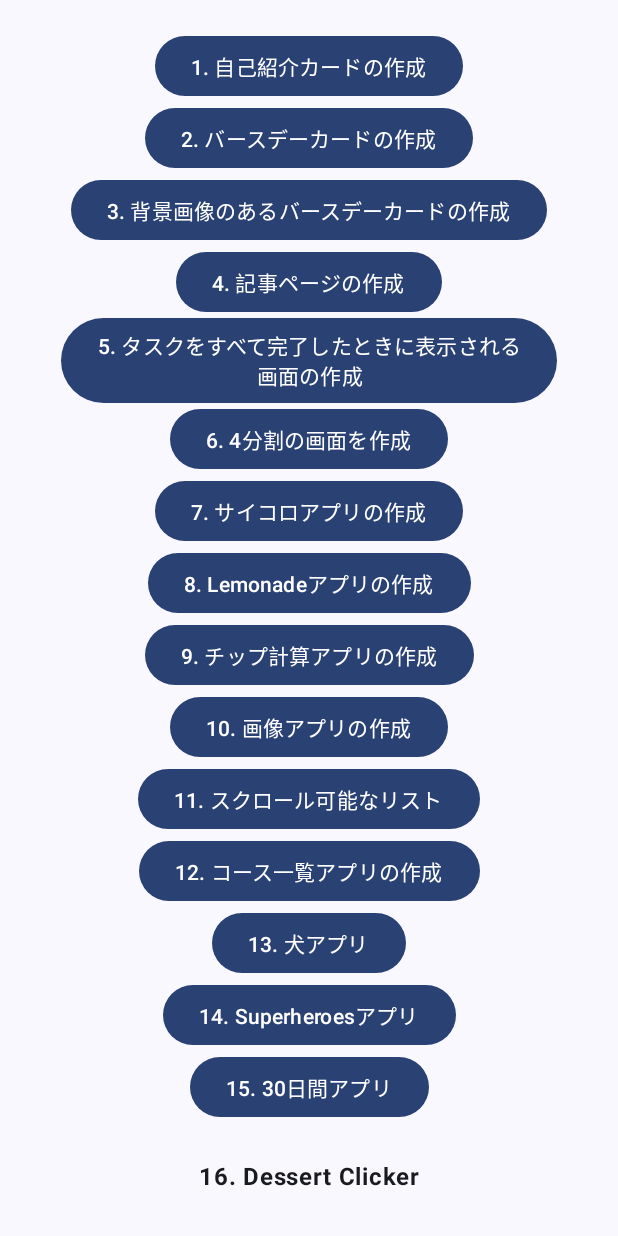
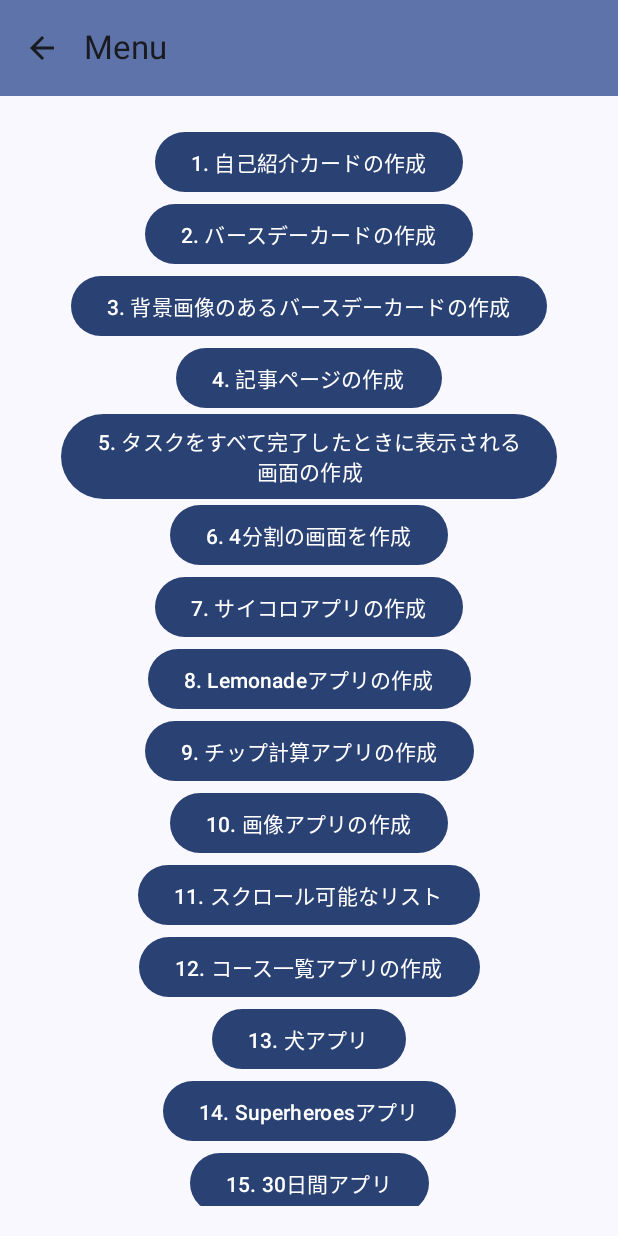
Before and after one commit to AyaEbata/AndroidStudy, an Android app built with Jetpack Compose: the MenuScreen screen opened through its navigation route, on a phone screen of 412 x 824 dp. Run offline under Robolectric (Android 15) with nearby library versions, the phone set to English and light mode, and no system bars; Roboto replaces fonts that are not available here.

Commit message:
add topBar

```diff
--- a/app/src/main/java/com/example/androidstudy/AndroidStudyScreen.kt
+++ b/app/src/main/java/com/example/androidstudy/AndroidStudyScreen.kt
@@ -1,13 +1,20 @@
 package com.example.androidstudy
 
 import androidx.compose.foundation.layout.padding
+import androidx.compose.material.icons.Icons
+import androidx.compose.material.icons.filled.ArrowBack
 import androidx.compose.material3.CenterAlignedTopAppBar
 import androidx.compose.material3.ExperimentalMaterial3Api
+import androidx.compose.material3.Icon
+import androidx.compose.material3.IconButton
 import androidx.compose.material3.MaterialTheme
 import androidx.compose.material3.Scaffold
 import androidx.compose.material3.Surface
 import androidx.compose.material3.Text
+import androidx.compose.material3.TopAppBar
+import androidx.compose.material3.TopAppBarDefaults
 import androidx.compose.runtime.Composable
+import androidx.compose.runtime.getValue
 import androidx.compose.ui.Modifier
 import androidx.compose.ui.res.stringResource
 import androidx.compose.ui.tooling.preview.Preview
@@ -15,6 +22,7 @@ import androidx.compose.ui.unit.dp
 import androidx.navigation.NavHostController
 import androidx.navigation.compose.NavHost
 import androidx.navigation.compose.composable
+import androidx.navigation.compose.currentBackStackEntryAsState
 import androidx.navigation.compose.rememberNavController
 import com.example.androidstudy.ui.AffirmationsScreen
 import com.example.androidstudy.ui.ArticleScreen
@@ -54,9 +62,50 @@ enum class AndroidStudyScreen {
     ThirtyDays,
 }
 
+@OptIn(ExperimentalMaterial3Api::class)
 @Composable
-fun AndroidStudioApp(navController: NavHostController = rememberNavController()) {
-    Scaffold { innerPadding ->
+fun AndroidStudioAppBar(
+    currentScreen: AndroidStudyScreen,
+    canNavigateBack: Boolean,
+    navigateUp: () -> Unit,
+    modifier: Modifier = Modifier
+) {
+    TopAppBar(
+        title = { Text(currentScreen.name) },
+        colors = TopAppBarDefaults.mediumTopAppBarColors(
+            containerColor = MaterialTheme.colorScheme.primaryContainer
+        ),
+        modifier = modifier,
+        navigationIcon = {
+            if (canNavigateBack) {
+                IconButton(onClick = navigateUp) {
+                    Icon(
+                        imageVector = Icons.Filled.ArrowBack,
+                        contentDescription = stringResource(R.string.back_button),
+                    )
+                }
+            }
+        }
+    )
+}
+
+@Composable
+fun AndroidStudioApp() {
+    val navController: NavHostController = rememberNavController()
+    val backStackEntry by navController.currentBackStackEntryAsState()
+    val currentScreen = AndroidStudyScreen.valueOf(
+        backStackEntry?.destination?.route ?: AndroidStudyScreen.Menu.name
+    )
+
+    Scaffold(
+        topBar = {
+            AndroidStudioAppBar(
+                canNavigateBack = navController.previousBackStackEntry != null,
+                currentScreen = currentScreen,
+                navigateUp = { navController.navigateUp() }
+            )
+        }
+    ) { innerPadding ->
         NavHost(
             navController = navController,
             startDestination = AndroidStudyScreen.Menu.name,
--- a/app/src/main/java/com/example/androidstudy/ui/MenuScreen.kt
+++ b/app/src/main/java/com/example/androidstudy/ui/MenuScreen.kt
@@ -109,6 +109,12 @@ fun MenuScreen(
             modifier = Modifier.padding(top = 24.dp, bottom = 8.dp)
         )
         Text(text = stringResource(R.string.cupcake_description))
+        Text(
+            text = stringResource(R.string.lunch_tray_text),
+            fontWeight = FontWeight.Bold,
+            modifier = Modifier.padding(top = 24.dp, bottom = 8.dp)
+        )
+        Text(text = stringResource(R.string.lunch_tray_description))
     }
 }
 
--- a/app/src/main/res/values/strings.xml
+++ b/app/src/main/res/values/strings.xml
@@ -137,4 +137,7 @@
     <string name="unscramble_description">https://github.com/google-developer-training/basic-android-kotlin-compose-training-unscramble を直接変更</string>
     <string name="cupcake_text">18. Cupcake</string>
     <string name="cupcake_description">https://github.com/google-developer-training/basic-android-kotlin-compose-training-cupcake を直接変更</string>
+    <string name="lunch_tray_text">19. Lunch Tray</string>
+    <string name="lunch_tray_description">https://github.com/google-developer-training/basic-android-kotlin-compose-training-lunch-tray を直接変更</string>
+    <string name="back_button">back button</string>
 </resources>
```
Also changed, not shown: 1 other file.
